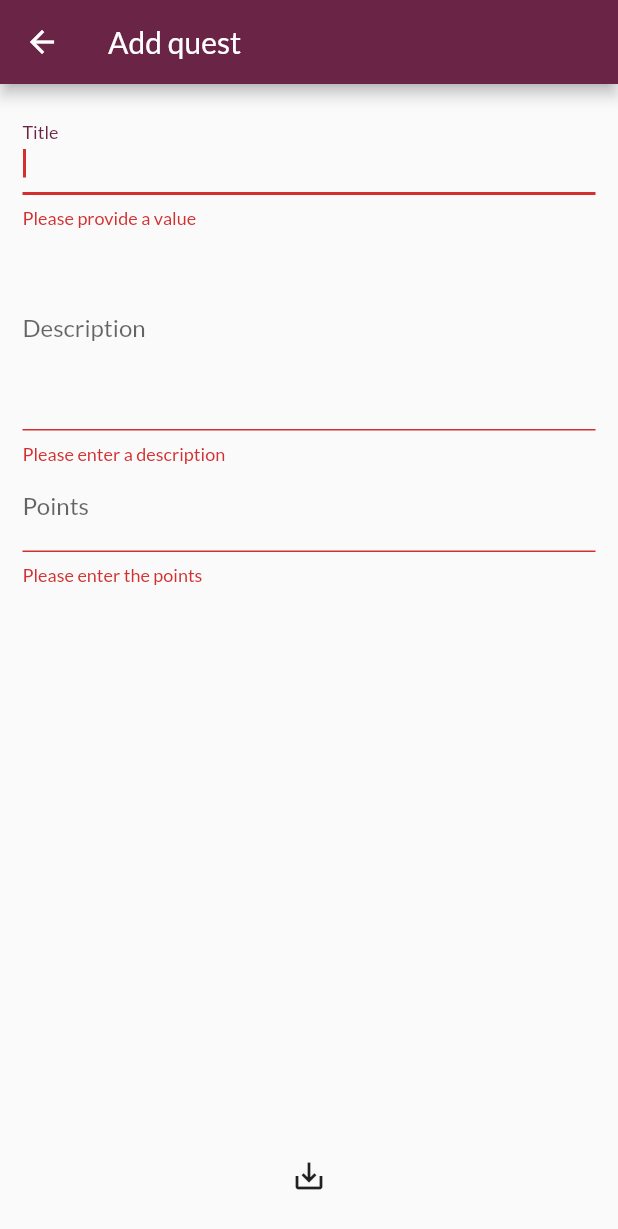
After one commit to denosg/quest_realm, a Flutter app: the EditQuestScreen screen opened by its route, after a tap on the "save alt" icon, on a phone screen of 412 x 824 dp. The commit adds this screen. Shown: the top 1229 px of the screen. Run offline on Flutter 3.47's test engine with Material 2 defaults, Android fonts, the phone set to English and light mode, and no system bars; our stand-ins replace flutter_dotenv, shared_preferences; accounts and stored records are empty.

```diff
--- a/lib/providers/auth.dart
+++ b/lib/providers/auth.dart
@@ -1,6 +1,5 @@
 import 'dart:async';
 import 'dart:convert';
-import 'dart:io';
 import 'package:shared_preferences/shared_preferences.dart';
 
 import '../models/http_exception.dart';
@@ -104,7 +103,6 @@ class Auth with ChangeNotifier {
   // Login method
   Future<void> login(String email, String password) async {
     try {
-      // TODO: CHANGE THE URI FOR THIS APP
       final response = await http.post(
           Uri.parse(
               'https://identitytoolkit.googleapis.com/v1/accounts:signInWithPassword?key=$firebaseApiKey'),
--- a/lib/providers/quest_provider.dart
+++ b/lib/providers/quest_provider.dart
@@ -13,6 +13,10 @@ class QuestProvider with ChangeNotifier {
   final String? userId;
 
   QuestProvider(this.authToken, this.userId);
+
+  List<Quest> get items {
+    return [..._items];
+  }
 
   Quest findById(String id) {
     return _items.firstWhere((quest) => quest.id == id);
--- a/lib/screens/auth_screen.dart
+++ b/lib/screens/auth_screen.dart
@@ -15,8 +15,8 @@ class AuthScreen extends StatelessWidget {
             decoration: const BoxDecoration(
               gradient: LinearGradient(
                 colors: [
-                  Color.fromARGB(10, 14, 18, 255),
-                  Color.fromRGBO(48, 25, 52, 1),
+                  Color.fromRGBO(252, 250, 250, 1),
+                  Color.fromRGBO(106, 36, 69, 1),
                 ],
                 begin: Alignment.topLeft,
                 end: Alignment.bottomRight,
--- /dev/null
+++ b/lib/screens/edit_quest_screen.dart
@@ -0,0 +1,201 @@
+import 'package:flutter/material.dart';
+import 'package:flutter/src/widgets/framework.dart';
+import 'package:flutter/src/widgets/placeholder.dart';
+import 'package:provider/provider.dart';
+import 'package:quest_realm/models/quest.dart';
+import 'package:quest_realm/providers/quest_provider.dart';
+
+class EditQuestScreen extends StatefulWidget {
+  static const routeName = '/edit-quest';
+
+  @override
+  State<EditQuestScreen> createState() => _EditQuestScreenState();
+}
+
+class _EditQuestScreenState extends State<EditQuestScreen> {
+  // we are going to use a form to get the data we need
+  // TODO: edit form to accept only points if you have more than how much you can give
+
+  // temp quest
+  var _editedQuest = Quest(id: '', title: '', description: '', points: 0);
+
+  //form key
+  final _form = GlobalKey<FormState>();
+
+  var _isInit = true;
+  var _isLoading = false;
+  var _isInList = false;
+
+  var _initValues = <String, dynamic>{
+    'title': null,
+    'description': null,
+    'points': null,
+  };
+
+  @override
+  void didChangeDependencies() {
+    if (_isInit) {
+      // gets the id of the quest edited (already existing quest)
+      final questId = ModalRoute.of(context)!.settings.arguments;
+      if (questId != null) {
+        _isInList = true;
+        final quest = Provider.of<QuestProvider>(context, listen: false)
+            .findById(questId as String);
+        _editedQuest = quest;
+        _initValues = {
+          'title': _editedQuest.title,
+          'description': _editedQuest.description,
+          'points': _editedQuest.points,
+        };
+      }
+    }
+    _isInit = false;
+    super.didChangeDependencies();
+  }
+
+  Future<void> _saveForm() async {
+    final isValid = _form.currentState?.validate();
+    if (isValid == false || isValid == null) {
+      return;
+    }
+    _form.currentState?.save();
+    if (_editedQuest.id != '') {
+      // updates the existing quest
+      await Provider.of<QuestProvider>(context, listen: false)
+          .updateQuest(_editedQuest.id, _editedQuest);
+    } else {
+      try {
+        // adds a new quest in the database
+        await Provider.of<QuestProvider>(context, listen: false)
+            .addQuest(_editedQuest);
+        // error handling ->
+      } catch (error) {
+        await showDialog<Null>(
+            context: context,
+            builder: (ctx) => AlertDialog(
+                  title: const Text('An error occured'),
+                  content: const Text('Something went wrong'),
+                  actions: [
+                    TextButton(
+                      onPressed: () {
+                        Navigator.of(ctx).pop();
+                      },
+                      child: const Text(
+                        'Okay',
+                        style: TextStyle(color: Colors.white),
+                      ),
+                    ),
+                  ],
+                ));
+      }
+    }
+    Navigator.of(context).pop();
+  }
+
+  @override
+  Widget build(BuildContext context) {
+    return Scaffold(
+      appBar: AppBar(
+        title: _isInList ? Text('Edit quest') : Text('Add quest'),
+      ),
+      floatingActionButtonLocation: FloatingActionButtonLocation.centerFloat,
+      floatingActionButton: IconButton(
+          onPressed: _saveForm,
+          icon: const Icon(
+            Icons.save_alt,
+          )),
+      body: Padding(
+        padding: const EdgeInsets.all(15),
+        child: Form(
+          key: _form,
+          child: ListView(
+            children: [
+              TextFormField(
+                initialValue: _initValues['title'],
+                decoration: InputDecoration(
+                    labelText: 'Title',
+                    labelStyle:
+                        TextStyle(color: Theme.of(context).accentColor)),
+                textInputAction: TextInputAction.next,
+                autofocus: true,
+                // gets the introduced string
+                onSaved: (title) {
+                  if (title != null) {
+                    _editedQuest = Quest(
+                        id: _editedQuest.id,
+                        title: title,
+                        description: _editedQuest.description,
+                        points: _editedQuest.points);
+                  }
+                },
+                validator: (value) {
+                  if (value == '') {
+                    return 'Please provide a value';
+                  }
+                  return null;
+                },
+              ),
+              TextFormField(
+                initialValue: _initValues['description'],
+                decoration: const InputDecoration(
+                  labelText: 'Description',
+                ),
+                maxLines: 5,
+                keyboardType: TextInputType.multiline,
+                onSaved: (description) {
+                  if (description != null) {
+                    _editedQuest = Quest(
+                        id: _editedQuest.id,
+                        title: _editedQuest.title,
+                        description: description,
+                        points: _editedQuest.points);
+                  }
+                },
+                validator: (value) {
+                  if (value == '') {
+                    return 'Please enter a description';
+                  }
+                  return null;
+                },
+              ),
+              TextFormField(
+                initialValue: _initValues['points'],
+                decoration: const InputDecoration(
+                  labelText: 'Points',
+                ),
+                textInputAction: TextInputAction.next,
+                keyboardType: TextInputType.number,
+                onSaved: (points) {
+                  if (points != null) {
+                    _editedQuest = Quest(
+                      id: _editedQuest.id,
+                      title: _editedQuest.title,
+                      description: _editedQuest.description,
+                      points: int.parse(points),
+                    );
+                  }
+                },
+                validator: (value) {
+                  if (value == '') {
+                    return 'Please enter the points';
+                  }
+                  if (value != null) {
+                    if (double.tryParse(value) == null) {
+                      return 'Please enter a valid number';
+                    }
+                  }
+                  if (value != null) {
+                    if (double.parse(value) <= 0) {
+                      return 'Please enter a number > 0';
+                    }
+                  }
+                  return null;
+                },
+              ),
+            ],
+          ),
+        ),
+      ),
+    );
+  }
+}
--- a/lib/screens/quest_details_screen.dart
+++ b/lib/screens/quest_details_screen.dart
@@ -1,5 +1,6 @@
 import 'package:flutter/material.dart';
-import 'package:quest_realm/data/false_data.dart';
+import 'package:provider/provider.dart';
+import 'package:quest_realm/providers/quest_provider.dart';
 
 class QuestDetailsScreen extends StatelessWidget {
   static const routeName = '/quest-details-screen';
@@ -7,7 +8,7 @@ class QuestDetailsScreen extends StatelessWidget {
   @override
   Widget build(BuildContext context) {
     final String id = ModalRoute.of(context)?.settings.arguments as String;
-    final selectedQuest = falseData.firstWhere((quest) => quest.id == id);
+    final selectedQuest = Provider.of<QuestProvider>(context).findById(id);
 
     return Scaffold(
       appBar: AppBar(
--- a/lib/widgets/quest_item.dart
+++ b/lib/widgets/quest_item.dart
@@ -49,7 +49,7 @@ class QuestItem extends StatelessWidget {
                 style: const TextStyle(
                   fontWeight: FontWeight.bold,
                   fontSize: 18,
-                  color: Color.fromRGBO(173, 171, 167, 1),
+                  color: Color.fromRGBO(252, 250, 250, 1),
                 ),
               ),
             ),
@@ -64,7 +64,7 @@ class QuestItem extends StatelessWidget {
                   description,
                   style: const TextStyle(
                     fontSize: 14,
-                    color: Color.fromRGBO(173, 171, 167, 1),
+                    color: Color.fromRGBO(252, 250, 250, 1),
                   ),
                 ),
               ),
```
Also changed, not shown: lib/main.dart (+13 -7 lines), lib/screens/home_screen.dart (+36 -10 lines), lib/screens/my_quests_screen.dart (+18 -3 lines), lib/widgets/tabs_navigation.dart (+5 -3 lines).
